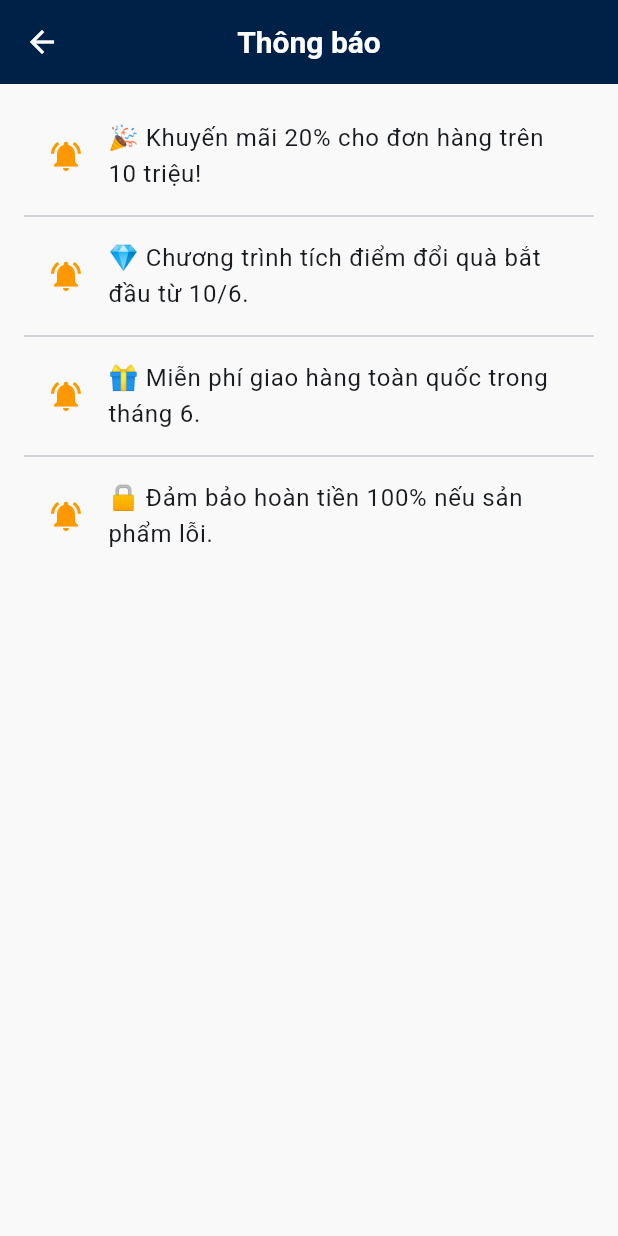
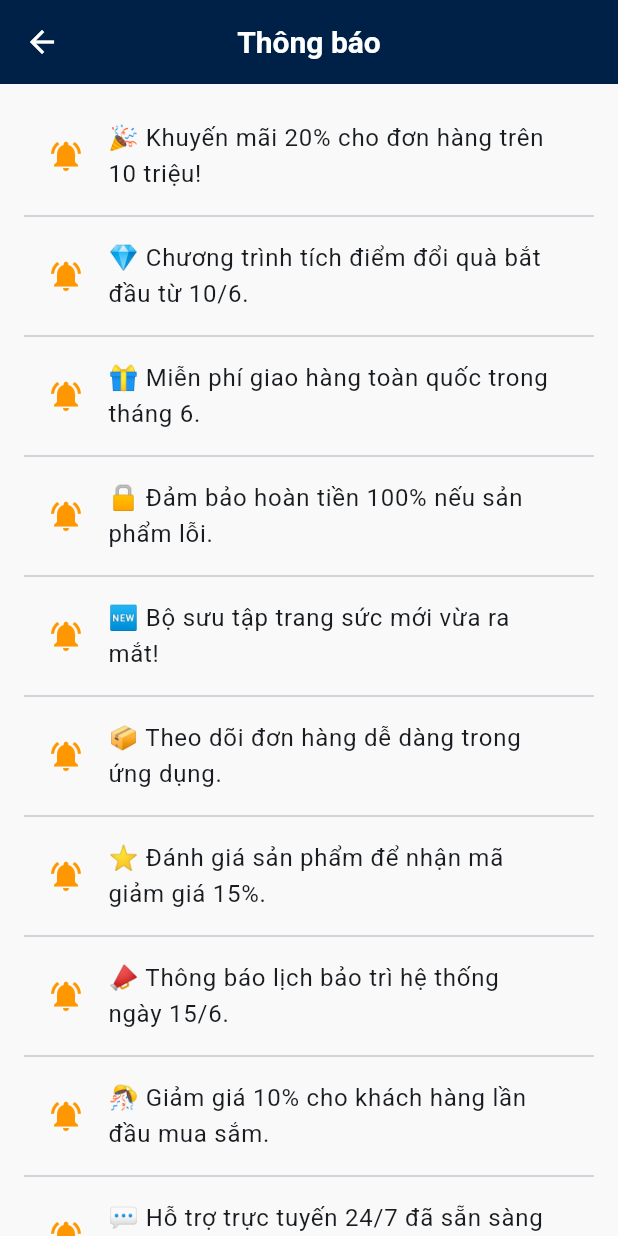
Before and after one commit to nguyenhoangtamm/Jewelry-Shop, a Flutter app: the NotificationScreen screen opened directly, on a phone screen of 412 x 824 dp. Run offline on Flutter 3.47's test engine with Material 3 defaults, Android fonts, the light colour scheme and no system bars; our stand-ins replace cached_network_image, flutter_rating_bar, flutter_spinkit, shared_preferences, sqflite; accounts and stored records are empty; statements that could not run were skipped.

Commit message:
Update notification_screen.dart

```diff
--- a/lib/screens/notification_screen.dart
+++ b/lib/screens/notification_screen.dart
@@ -6,7 +6,16 @@ class NotificationScreen extends StatelessWidget {
     '💎 Chương trình tích điểm đổi quà bắt đầu từ 10/6.',
     '🎁 Miễn phí giao hàng toàn quốc trong tháng 6.',
     '🔒 Đảm bảo hoàn tiền 100% nếu sản phẩm lỗi.',
+    '🆕 Bộ sưu tập trang sức mới vừa ra mắt!',
+    '📦 Theo dõi đơn hàng dễ dàng trong ứng dụng.',
+    '⭐ Đánh giá sản phẩm để nhận mã giảm giá 15%.',
+    '📣 Thông báo lịch bảo trì hệ thống ngày 15/6.',
+    '🎊 Giảm giá 10% cho khách hàng lần đầu mua sắm.',
+    '💬 Hỗ trợ trực tuyến 24/7 đã sẵn sàng phục vụ bạn.',
+    '🎈 Sinh nhật Shopee – quà tặng hấp dẫn mỗi ngày!',
+    '🏆 Tham gia minigame nhận ngay ưu đãi độc quyền!',
   ];
+
 
   @override
   Widget build(BuildContext context) {
```
